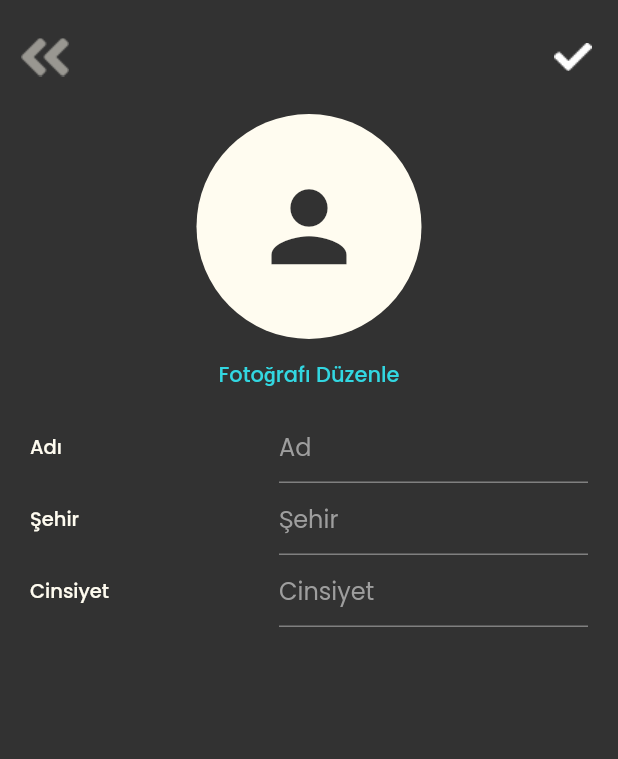
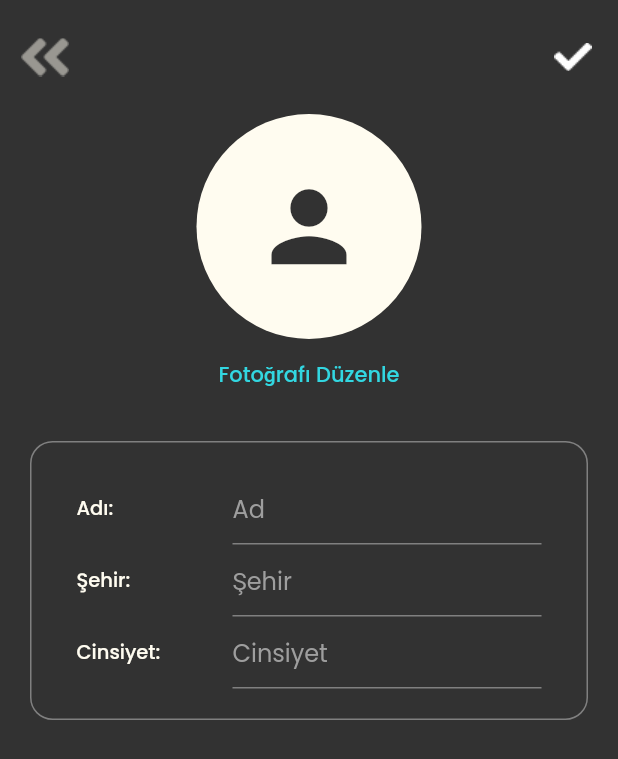
Before and after one commit to aysekayabay/activist_app, a Flutter app: the ProfileEditView screen opened directly, on a phone screen of 412 x 824 dp. Shown: the top 759 px of the screen. Run offline on Flutter 3.47's test engine with Material 2 defaults, Android fonts, the phone set to English and light mode, and no system bars; our stand-ins replace cached_network_image, cloud_firestore, connectivity_plus, firebase_auth, firebase_core, firebase_storage and 16 more; missing offline and left inert: flutter_facebook_auth; accounts and stored records are empty; generated files the repository leaves out were written again; network calls fail.

Commit message:
code update

```diff
--- a/lib/core/components/app_bar/custom_app_bar.dart
+++ b/lib/core/components/app_bar/custom_app_bar.dart
@@ -15,8 +15,20 @@ class CustomAppBar extends StatelessWidget implements PreferredSizeWidget {
   final String? centerTitle;
   void Function()? onTapLeft;
   void Function()? onTapRight;
+  final Widget? centerWidget;
 
-  CustomAppBar({required this.context, this.height = kToolbarHeight, this.left, this.right, this.center, this.leftIconColor, this.rightIconColor, this.centerTitle, this.onTapLeft, this.onTapRight});
+  CustomAppBar(
+      {required this.context,
+      this.height = kToolbarHeight,
+      this.left,
+      this.right,
+      this.center,
+      this.leftIconColor,
+      this.rightIconColor,
+      this.centerTitle,
+      this.onTapLeft,
+      this.onTapRight,
+      this.centerWidget});
 
   @override
   Size get preferredSize => Size.fromHeight(height + AppSizes.mediumSize);
@@ -75,6 +87,8 @@ class CustomAppBar extends StatelessWidget implements PreferredSizeWidget {
           return Image.asset(ImageConstants.LOGO_WITH_NAME, width: 102);
         case AppBarWidgets.TITLE:
           return Align(alignment: Alignment.center, child: Text(centerTitle ?? '', style: Theme.of(context).textTheme.displaySmall!.copyWith(color: AppColors.bgColor)));
+        case AppBarWidgets.WIDGET:
+          return centerWidget!;
         default:
           return SizedBox();
       }
@@ -100,4 +114,4 @@ class CustomAppBar extends StatelessWidget implements PreferredSizeWidget {
   }
 }
 
-enum AppBarWidgets { LOGO, TITLE, NOTIFICATION, BACK, BACK_WITH_SHADOW, NEXT, MENU, FAVOURITE, NOT_FAVOURITE, NOT_NOTIFICATION, EDIT, DONE }
+enum AppBarWidgets { LOGO, TITLE, NOTIFICATION, BACK, BACK_WITH_SHADOW, NEXT, MENU, FAVOURITE, NOT_FAVOURITE, NOT_NOTIFICATION, EDIT, DONE, WIDGET }
--- a/lib/core/init/theme/app_theme.dart
+++ b/lib/core/init/theme/app_theme.dart
@@ -20,10 +20,10 @@ class AppThemeDark {
       headlineLarge: GoogleFonts.poppins(fontSize: 48.0, fontWeight: FontWeight.w700, color: AppColors.white),
       headlineMedium: GoogleFonts.poppins(fontSize: 34.0, fontWeight: FontWeight.w700, color: AppColors.black),
       headlineSmall: GoogleFonts.poppins(fontSize: 24.0, fontWeight: FontWeight.w700, color: AppColors.vanillaShake),
-      displayLarge: GoogleFonts.poppins(fontSize: 20.0, fontWeight: FontWeight.w700, color: AppColors.vanillaShake),
+      displayLarge: GoogleFonts.poppins(fontSize: 18.0, fontWeight: FontWeight.w700, color: AppColors.vanillaShake),
       displayMedium: GoogleFonts.poppins(fontSize: 14.0, fontWeight: FontWeight.w700, color: AppColors.vanillaShake),
-      displaySmall: GoogleFonts.poppins(fontSize: 16.0, fontWeight: FontWeight.w400, color: AppColors.vanillaShake),
-      bodyLarge: GoogleFonts.poppins(fontSize: 14.0, fontWeight: FontWeight.w400, color: AppColors.vanillaShake),
+      displaySmall: GoogleFonts.poppins(fontSize: 15.0, fontWeight: FontWeight.w400, color: AppColors.vanillaShake),
+      bodyLarge: GoogleFonts.poppins(fontSize: 14.0, fontWeight: FontWeight.w500, color: AppColors.vanillaShake),
       bodySmall: GoogleFonts.poppins(fontSize: 13.0, fontWeight: FontWeight.w700, color: AppColors.vanillaShake),
       bodyMedium: GoogleFonts.poppins(fontSize: 13.0, fontWeight: FontWeight.w500, color: AppColors.vanillaShake),
     );
--- a/lib/product/groups/groups_view.dart
+++ b/lib/product/groups/groups_view.dart
@@ -78,7 +78,7 @@ class _GroupsViewState extends BaseState<GroupsView> {
               )),
             );
           } else {
-            return SizedBox(height: deviceHeight, child: Center(child: Text("Henüz bir gruba katılmadın sanırım..")));
+            return SizedBox(height: deviceHeight, child: Center(child: Text("Henüz bir gruba katılmadın...")));
           }
         });
   }
--- a/lib/product/profile_edit/profile_edit_view.dart
+++ b/lib/product/profile_edit/profile_edit_view.dart
@@ -46,12 +46,17 @@ class _ProfileEditViewState extends BaseState<ProfileEditView> {
             return profilePhoto();
           }),
           changePhotoButton(),
-          Column(
-            children: [
-              UserInfoEditItem(tWidth: deviceWidth / 2, label: "Adı", controller: _viewModel.fullnameController, hintText: 'Ad'),
-              UserInfoEditItem(tWidth: deviceWidth / 2, label: "Şehir", controller: _viewModel.cityController, hintText: 'Şehir'),
-              UserInfoEditItem(tWidth: deviceWidth / 2, label: "Cinsiyet", controller: _viewModel.genderController, hintText: 'Cinsiyet'),
-            ],
+          Container(
+            margin: EdgeInsets.all(20),
+            padding: EdgeInsets.symmetric(vertical: 20, horizontal: 10),
+            decoration: BoxDecoration(border: Border.all(color: AppColors.grey), borderRadius: AppRadius.primaryRadius),
+            child: Column(
+              children: [
+                UserInfoEditItem(tWidth: deviceWidth / 2, label: "Adı:", controller: _viewModel.fullnameController, hintText: 'Ad'),
+                UserInfoEditItem(tWidth: deviceWidth / 2, label: "Şehir:", controller: _viewModel.cityController, hintText: 'Şehir'),
+                UserInfoEditItem(tWidth: deviceWidth / 2, label: "Cinsiyet:", controller: _viewModel.genderController, hintText: 'Cinsiyet'),
+              ],
+            ),
           ),
         ],
       ),
```
Also changed, not shown: lib/core/components/cards/group_item_card.dart (+6 -4 lines), lib/core/components/cards/horizontal_event_card.dart (+19 -9 lines), lib/core/components/cards/message_item.dart (+2 -6 lines), lib/core/services/firestore/events_service.dart (+9 -7 lines), lib/product/chat/chat_view.dart (+54 -9 lines), lib/product/profile/profile_view_model.dart (+7 -3 lines).
